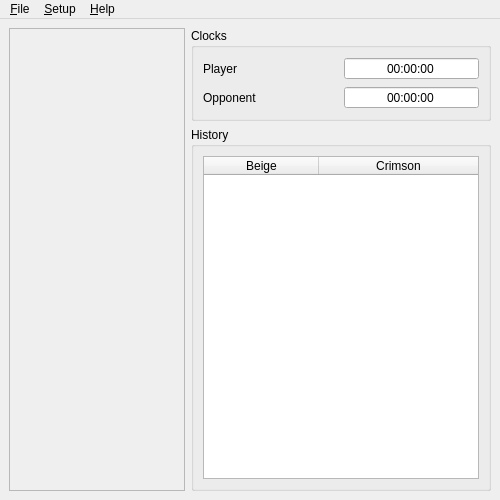
Above: UI/qtchess_mainwindow.ui from textbrowser/qtchess before the change. Below: the same form after it.
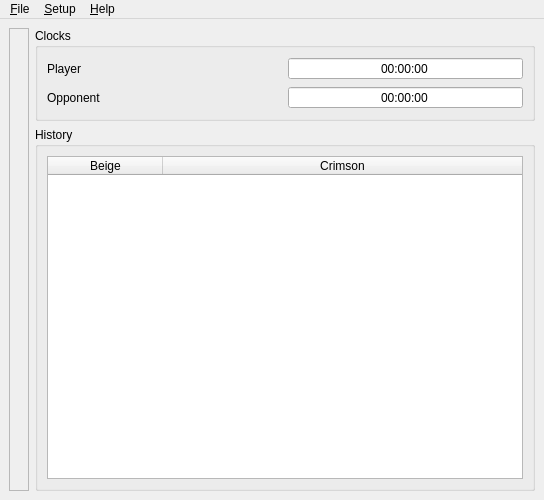
That is the form after the change. Icons and pictures are not drawn.

Commit message: Replace OpenGL.

```diff
--- a/UI/qtchess_mainwindow.ui
+++ b/UI/qtchess_mainwindow.ui
@@ -99,7 +99,7 @@
           </property>
           <property name="minimumSize">
            <size>
-            <width>300</width>
+            <width>500</width>
             <height>0</height>
            </size>
           </property>
```
